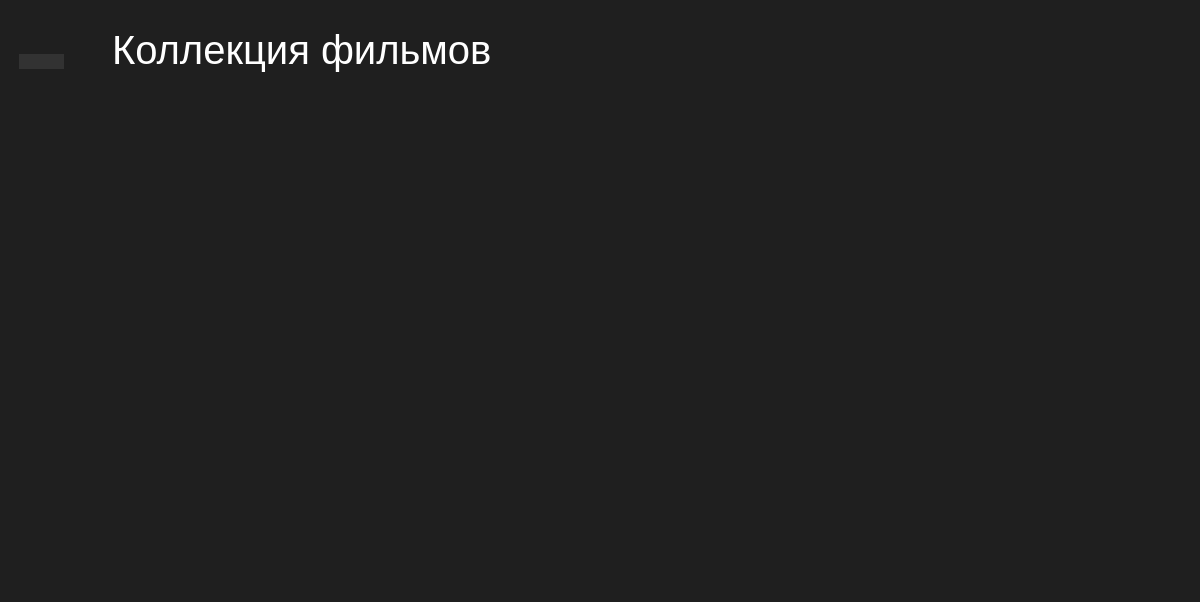
Old version of the form src/mainwindow.ui in the repository dimkashelk/SimpleKinopoiskQt.
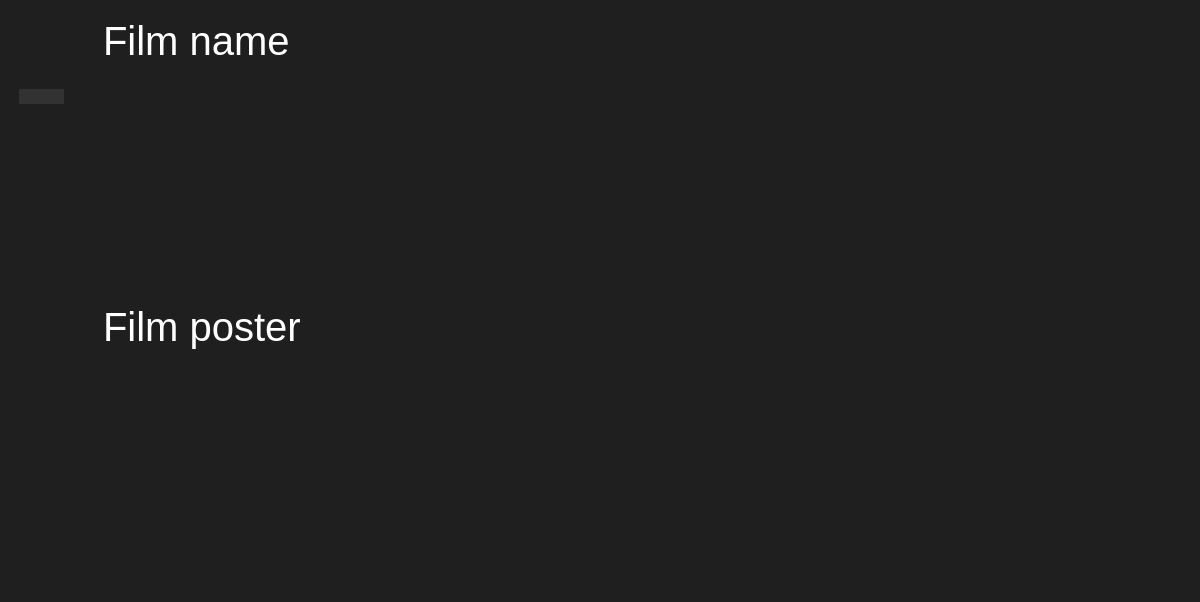
New version of the form. Icons and pictures are not drawn.

```diff
--- a/src/mainwindow.ui
+++ b/src/mainwindow.ui
@@ -64,7 +64,7 @@
        <enum>QTabWidget::Rounded</enum>
       </property>
       <property name="currentIndex">
-       <number>1</number>
+       <number>2</number>
       </property>
       <property name="iconSize">
        <size>
@@ -594,7 +594,160 @@
         </item>
        </layout>
       </widget>
-      <widget class="QWidget" name="tab">
+      <widget class="QWidget" name="fiml_card">
+       <property name="styleSheet">
+        <string notr="true">QTabBar {	
+	background-color: rgba(255, 255, 255, 0);
+	padding: 10px;
+	border-radius: 10px;
+}
+
+QTabBar::tab:selected, QTabBar::tab:hover {
+	background-color: rgb(50, 50, 50);
+}
+
+QTabBar::tab {
+	background-color: rgba(255, 255, 255, 0);
+	border-radius: 10px;
+	padding: 15px;
+	padding-top: 0px;
+	margin: 10px; 
+}
+
+QTabWidget::pane {
+	border: 0;
+}
+
+QLabel {
+	color: rgb(255, 255, 255);
+	padding-left: 10px;
+	font: 30pt Segoe UI;
+}
+
+QTextEdit {
+	color: rgb(255, 255, 255);
+	border: 0;
+}
+
+QScrollArea {
+	border: 0;
+}
+
+QScrollBar:vertical
+{
+	background-color: #2A2929;
+	width: 15px;
+	border-radius: 5px;
+}
+
+QScrollBar::handle:vertical
+{
+	background-color: grey;         /* #605F5F; */
+    min-height: 3px;
+    border-radius: 5px;
+}
+
+QScrollBar::sub-line:vertical
+{
+	margin: 0px 0px 0px 0px;
+	border-image: none;
+	height: 0px;
+	width: 0px;
+	subcontrol-position: top;
+	subcontrol-origin: margin;
+}
+
+QScrollBar::add-line:vertical
+{
+	margin: 0px 0px 0px 0px;
+    height: 0px;
+    width: 0px;
+    subcontrol-position: bottom;
+    subcontrol-origin: margin;
+}
+
+    QScrollBar::sub-line:vertical:hover,QScrollBar::sub-line:vertical:on
+    {
+        height: 0px;
+        width: 0px;
+        subcontrol-position: top;
+        subcontrol-origin: margin;
+    }
+
+    QScrollBar::add-line:vertical:hover, QScrollBar::add-line:vertical:on
+    {
+        height: 0px;
+        width: 0px;
+        subcontrol-position: bottom;
+        subcontrol-origin: margin;
+    }
+
+    QScrollBar::up-arrow:vertical, QScrollBar::down-arrow:vertical
+    {
+        background: none;
+		background-color: rgba(255, 255, 255, 0);
+    }
+
+    QScrollBar::add-page:vertical, QScrollBar::sub-page:vertical
+    {
+        background: none;
+		background-color: rgba(255, 255, 255, 0);
+    }
+
+QScrollBar:horizontal 
+{
+	border-radius: 5px;
+	height: 20px;
+}
+
+QScrollBar::handle:horizontal
+{
+	background-color: white;         /* #605F5F; */
+    border-radius: 15px;
+	height: 20px;
+}
+
+QScrollBar::sub-page:horizontal, QScrollBar::add-page:horizontal
+{
+	background: none;
+	background-color: #2A2929;
+}
+
+QScrollBar::sub-line:horizontal
+{
+	margin: 0px 0px 0px 0px;
+	border-image: none;
+	height: 0px;
+	width: 0px;
+	subcontrol-position: top;
+	subcontrol-origin: margin;
+}
+
+QScrollBar::add-line:horizontal
+{
+	margin: 0px 0px 0px 0px;
+    height: 0px;
+    width: 0px;
+    subcontrol-position: bottom;
+    subcontrol-origin: margin;
+}
+
+    QScrollBar::sub-line:horizontal:hover,QScrollBar::sub-line:horizontal:on
+    {
+        height: 0px;
+        width: 0px;
+        subcontrol-position: top;
+        subcontrol-origin: margin;
+    }
+
+    QScrollBar::add-line:horizontal:hover, QScrollBar::add-line:horizontal:on
+    {
+        height: 0px;
+        width: 0px;
+        subcontrol-position: bottom;
+        subcontrol-origin: margin;
+    }</string>
+       </property>
        <attribute name="icon">
         <iconset>
          <normaloff>../build-src-Desktop_Qt_6_2_1_MinGW_64_bit-Debug/soap-opera.png</normaloff>../build-src-Desktop_Qt_6_2_1_MinGW_64_bit-Debug/soap-opera.png</iconset>
@@ -602,6 +755,58 @@
        <attribute name="title">
         <string/>
        </attribute>
+       <layout class="QHBoxLayout" name="horizontalLayout_10">
+        <item>
+         <layout class="QVBoxLayout" name="verticalLayout_8">
+          <item>
+           <widget class="QLabel" name="film_name">
+            <property name="maximumSize">
+             <size>
+              <width>16777215</width>
+              <height>100</height>
+             </size>
+            </property>
+            <property name="text">
+             <string>Film name</string>
+            </property>
+           </widget>
+          </item>
+          <item>
+           <layout class="QHBoxLayout" name="horizontalLayout_11">
+            <item>
+             <widget class="QLabel" name="film_poster">
+              <property name="text">
+               <string>Film poster</string>
+              </property>
+             </widget>
+            </item>
+            <item>
+             <widget class="QScrollArea" name="scrollArea_4">
+              <property name="widgetResizable">
+               <bool>true</bool>
+              </property>
+              <widget class="QWidget" name="scrollAreaWidgetContents_4">
+               <property name="geometry">
+                <rect>
+                 <x>0</x>
+                 <y>0</y>
+                 <width>828</width>
+                 <height>502</height>
+                </rect>
+               </property>
+               <layout class="QHBoxLayout" name="horizontalLayout_12">
+                <item>
+                 <layout class="QFormLayout" name="film_form"/>
+                </item>
+               </layout>
+              </widget>
+             </widget>
+            </item>
+           </layout>
+          </item>
+         </layout>
+        </item>
+       </layout>
       </widget>
      </widget>
     </item>
```
